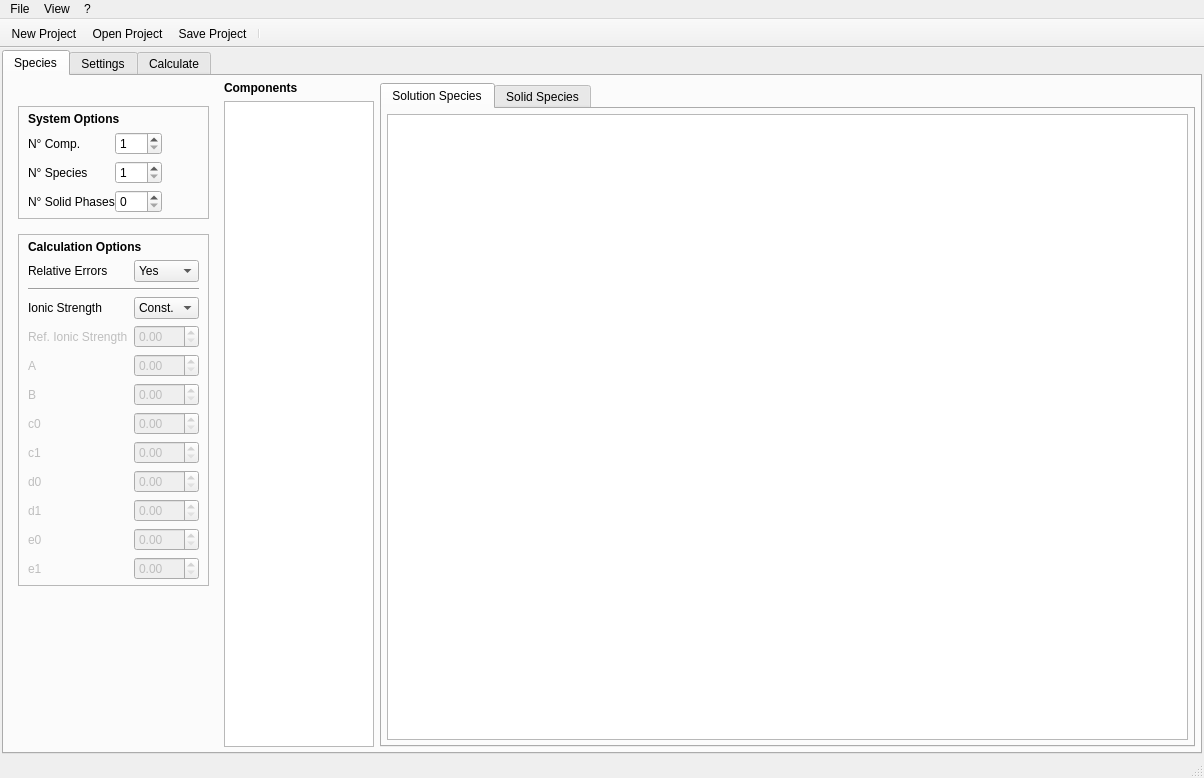
Old version of the form src/main/python/ui/sssc_main.ui in the repository Kastakin/PyES.
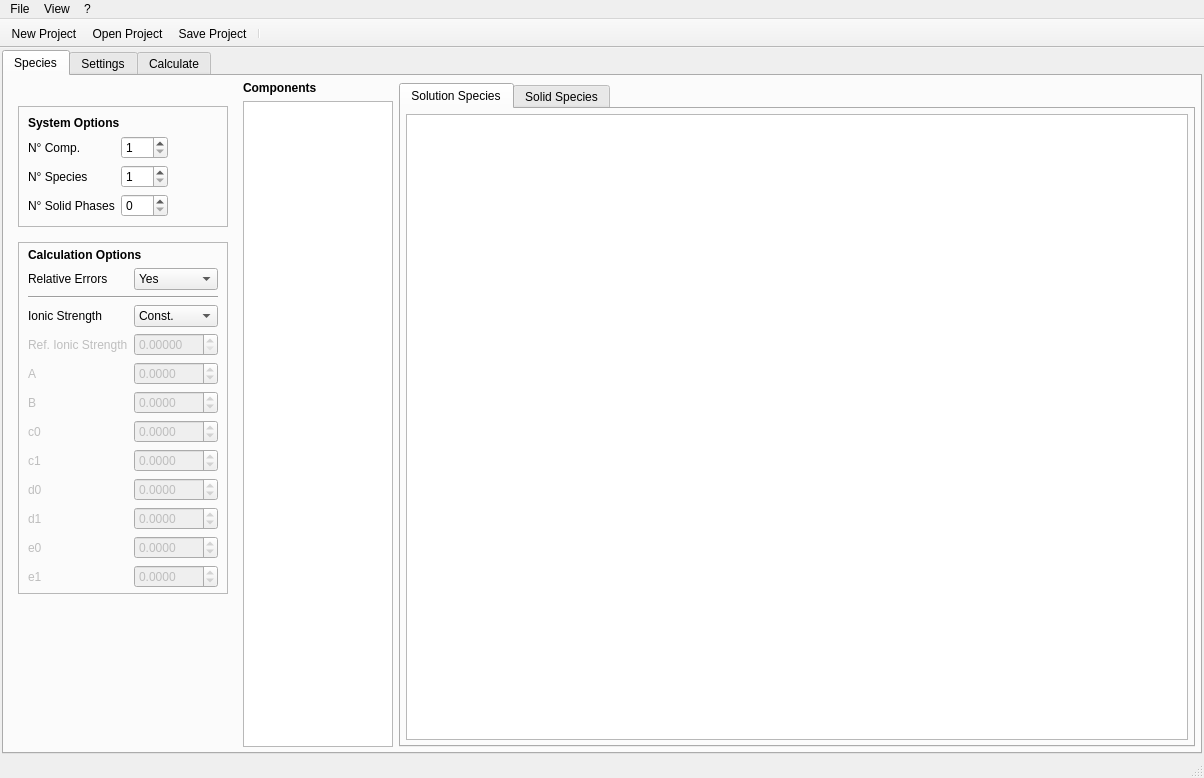
New version of the form. Icons and pictures are not drawn.

```diff
--- a/src/main/python/ui/sssc_main.ui
+++ b/src/main/python/ui/sssc_main.ui
@@ -103,7 +103,7 @@
            <item>
             <widget class="QFrame" name="frame_9">
              <property name="sizePolicy">
-              <sizepolicy hsizetype="Minimum" vsizetype="Maximum">
+              <sizepolicy hsizetype="Minimum" vsizetype="Fixed">
                <horstretch>0</horstretch>
                <verstretch>0</verstretch>
               </sizepolicy>
@@ -113,16 +113,16 @@
              </property>
              <layout class="QFormLayout" name="formLayout_5">
               <property name="horizontalSpacing">
-               <number>0</number>
+               <number>6</number>
               </property>
               <property name="topMargin">
-               <number>5</number>
+               <number>9</number>
               </property>
               <property name="rightMargin">
-               <number>0</number>
+               <number>5</number>
               </property>
               <property name="bottomMargin">
-               <number>5</number>
+               <number>9</number>
               </property>
               <item row="0" column="0" colspan="2">
                <widget class="QLabel" name="sys_opt_label">
@@ -345,6 +345,12 @@
                    <property name="statusTip">
                     <string>Reference Ionic Strength to be used (if no other ionic strengths are being explicited).</string>
                    </property>
+                   <property name="decimals">
+                    <number>5</number>
+                   </property>
+                   <property name="maximum">
+                    <double>999.000000000000000</double>
+                   </property>
                    <property name="singleStep">
                     <double>0.050000000000000</double>
                    </property>
@@ -406,6 +412,18 @@
                    <property name="statusTip">
                     <string>&quot;A&quot; term of the Debye-Hückel equation.</string>
                    </property>
+                   <property name="decimals">
+                    <number>4</number>
+                   </property>
+                   <property name="minimum">
+                    <double>-999.000000000000000</double>
+                   </property>
+                   <property name="maximum">
+                    <double>999.000000000000000</double>
+                   </property>
+                   <property name="singleStep">
+                    <double>0.050000000000000</double>
+                   </property>
                   </widget>
                  </item>
                  <item row="6" column="0">
@@ -426,6 +444,18 @@
                    <property name="statusTip">
                     <string>&quot;B&quot; term of the Debye-Hückel equation.</string>
                    </property>
+                   <property name="decimals">
+                    <number>4</number>
+                   </property>
+                   <property name="minimum">
+                    <double>-999.000000000000000</double>
+                   </property>
+                   <property name="maximum">
+                    <double>999.000000000000000</double>
+                   </property>
+                   <property name="singleStep">
+                    <double>0.050000000000000</double>
+                   </property>
                   </widget>
                  </item>
                  <item row="7" column="0">
@@ -446,6 +476,18 @@
                    <property name="statusTip">
                     <string>&quot;c0&quot; term of the Debye-Hückel equation.</string>
                    </property>
+                   <property name="decimals">
+                    <number>4</number>
+                   </property>
+                   <property name="minimum">
+                    <double>-999.000000000000000</double>
+                   </property>
+                   <property name="maximum">
+                    <double>999.000000000000000</double>
+                   </property>
+                   <property name="singleStep">
+                    <double>0.050000000000000</double>
+                   </property>
                   </widget>
                  </item>
                  <item row="8" column="0">
@@ -466,6 +508,18 @@
                    <property name="statusTip">
                     <string>&quot;c1&quot; term of the Debye-Hückel equation.</string>
                    </property>
+                   <property name="decimals">
+                    <number>4</number>
+                   </property>
+                   <property name="minimum">
+                    <double>-999.000000000000000</double>
+                   </property>
+                   <property name="maximum">
+                    <double>999.000000000000000</double>
+                   </property>
+                   <property name="singleStep">
+                    <double>0.050000000000000</double>
+                   </property>
                   </widget>
                  </item>
                  <item row="9" column="1">
@@ -476,6 +530,18 @@
                    <property name="statusTip">
                     <string>&quot;d0&quot; term of the Debye-Hückel equation.</string>
                    </property>
+                   <property name="decimals">
+                    <number>4</number>
+                   </property>
+                   <property name="minimum">
+                    <double>-999.000000000000000</double>
+                   </property>
+                   <property name="maximum">
+                    <double>999.000000000000000</double>
+                   </property>
+                   <property name="singleStep">
+                    <double>0.050000000000000</double>
+                   </property>
                   </widget>
                  </item>
                  <item row="9" column="0">
@@ -506,6 +572,18 @@
                    <property name="statusTip">
                     <string>&quot;d1&quot; term of the Debye-Hückel equation.</string>
                    </property>
+                   <property name="decimals">
+                    <number>4</number>
+                   </property>
+                   <property name="minimum">
+                    <double>-999.000000000000000</double>
+                   </property>
+                   <property name="maximum">
+                    <double>999.000000000000000</double>
+                   </property>
+                   <property name="singleStep">
+                    <double>0.050000000000000</double>
+                   </property>
                   </widget>
                  </item>
                  <item row="11" column="1">
@@ -516,6 +594,18 @@
                    <property name="statusTip">
                     <string>&quot;e0&quot; term of the Debye-Hückel equation.</string>
                    </property>
+                   <property name="decimals">
+                    <number>4</number>
+                   </property>
+                   <property name="minimum">
+                    <double>-999.000000000000000</double>
+                   </property>
+                   <property name="maximum">
+                    <double>999.000000000000000</double>
+                   </property>
+                   <property name="singleStep">
+                    <double>0.050000000000000</double>
+                   </property>
                   </widget>
                  </item>
                  <item row="12" column="0">
@@ -536,6 +626,18 @@
                    <property name="statusTip">
                     <string>&quot;e1&quot; term of the Debye-Hückel equation.</string>
                    </property>
+                   <property name="decimals">
+                    <number>4</number>
+                   </property>
+                   <property name="minimum">
+                    <double>-999.000000000000000</double>
+                   </property>
+                   <property name="maximum">
+                    <double>999.000000000000000</double>
+                   </property>
+                   <property name="singleStep">
+                    <double>0.050000000000000</double>
+                   </property>
                   </widget>
                  </item>
                 </layout>
```
Left out of the diff: 186 changed lines with no effect on the pictures.
